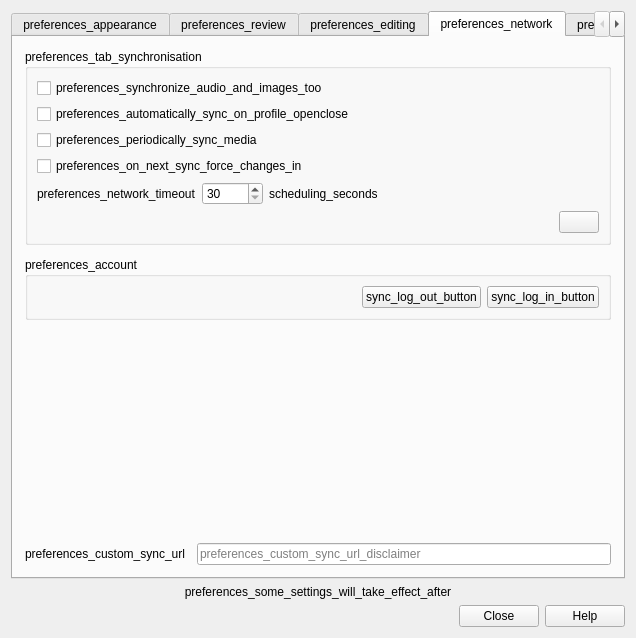
The window that qt/aqt/forms/preferences.ui (ankitects/anki) describes before a commit, drawn with Qt 5.
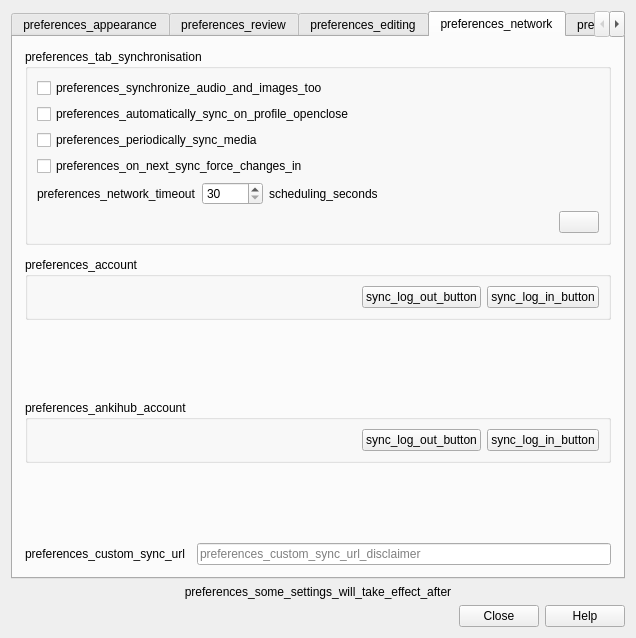
The same window after the commit. The open tabs and pages were chosen to show the change.

Commit message: Add AnkiHub section to preferences screen

Patch:
```diff
--- a/qt/aqt/forms/preferences.ui
+++ b/qt/aqt/forms/preferences.ui
@@ -839,6 +839,73 @@
          </property>
         </spacer>
        </item>
+       <item>
+        <widget class="QGroupBox" name="groupBox_6">
+         <property name="title">
+          <string>preferences_ankihub_account</string>
+         </property>
+         <layout class="QHBoxLayout" name="horizontalLayout">
+          <item>
+           <widget class="QLabel" name="syncAnkiHubUser">
+            <property name="sizePolicy">
+             <sizepolicy hsizetype="Preferred" vsizetype="Preferred">
+              <horstretch>0</horstretch>
+              <verstretch>0</verstretch>
+             </sizepolicy>
+            </property>
+            <property name="text">
+             <string/>
+            </property>
+           </widget>
+          </item>
+          <item>
+           <widget class="QPushButton" name="syncAnkiHubLogout">
+            <property name="sizePolicy">
+             <sizepolicy hsizetype="Fixed" vsizetype="Fixed">
+              <horstretch>0</horstretch>
+              <verstretch>0</verstretch>
+             </sizepolicy>
+            </property>
+            <property name="text">
+             <string>sync_log_out_button</string>
+            </property>
+            <property name="autoDefault">
+             <bool>false</bool>
+            </property>
+           </widget>
+          </item>
+          <item>
+           <widget class="QPushButton" name="syncAnkiHubLogin">
+            <property name="sizePolicy">
+             <sizepolicy hsizetype="Fixed" vsizetype="Fixed">
+              <horstretch>0</horstretch>
+              <verstretch>0</verstretch>
+             </sizepolicy>
+            </property>
+            <property name="text">
+             <string>sync_log_in_button</string>
+            </property>
+            <property name="autoDefault">
+             <bool>false</bool>
+            </property>
+           </widget>
+          </item>
+         </layout>
+        </widget>
+       </item>
+       <item>
+        <spacer name="verticalSpacer_2">
+         <property name="orientation">
+          <enum>Qt::Vertical</enum>
+         </property>
+         <property name="sizeHint" stdset="0">
+          <size>
+           <width>20</width>
+           <height>40</height>
+          </size>
+         </property>
+        </spacer>
+       </item>
        <item>
         <layout class="QGridLayout" name="gridLayout_2">
          <item row="0" column="1">
```
The commit also changes 3 other files.
